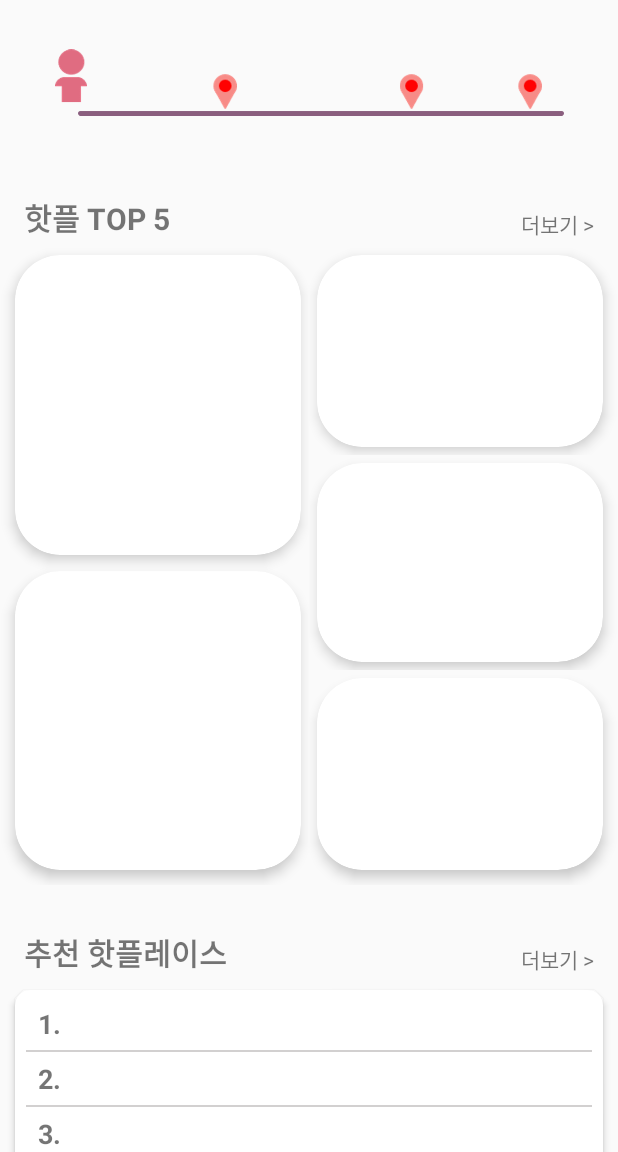
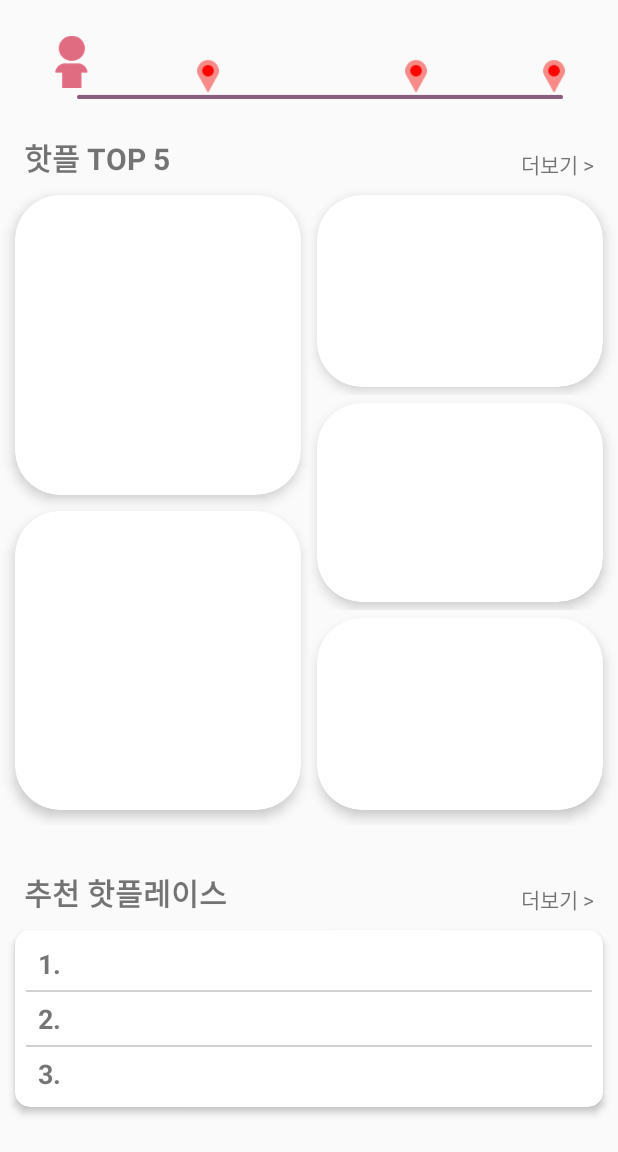
Before and after one commit to Intensive-Education-Team2/HotPlace, an Android app: the screen it shows after launch (MainPageActivity), on a phone screen of 412 x 824 dp, the part 84-1236 px from its top. Run offline under Robolectric (Android 15) with nearby library versions, the phone set to English and light mode, and no system bars; our stand-ins replace Firebase (no records; nobody signed in at launch, a user with empty details on screens opened directly), Picasso; pictures from the network do not load; Roboto replaces fonts that are not available here; 21 statements that could not run were skipped.

Commit message:
Pixel 3a API 29 버전 UI 수정

```diff
--- a/app/build.gradle
+++ b/app/build.gradle
@@ -2,13 +2,13 @@ apply plugin: 'com.android.application'
 apply plugin: 'com.google.gms.google-services'
 
 android {
-    compileSdkVersion 28
+    compileSdkVersion 29
     buildToolsVersion "28.0.3"
 
     defaultConfig {
         applicationId "com.posturn.hotplace"
         minSdkVersion 21
-        targetSdkVersion 28
+        targetSdkVersion 29
         versionCode 1
         versionName "1.0"
 
--- a/app/src/main/AndroidManifest.xml
+++ b/app/src/main/AndroidManifest.xml
@@ -11,7 +11,13 @@
 
     <meta-data
         android:name="com.xxx.MyGlideModule"
-        android:value="GlideModule"/>
+        android:value="GlideModule"
+        />
+
+    <meta-data
+        android:name="com.kakao.sdk.AppKey"
+        android:value="81323a9e0950c70b7ecd6f0e801af810"
+        />
 
     <application
         android:allowBackup="true"
--- a/app/src/main/java/com/posturn/hotplace/MainPageActivity.java
+++ b/app/src/main/java/com/posturn/hotplace/MainPageActivity.java
@@ -127,8 +127,11 @@ public class MainPageActivity extends AppCompatActivity {
         toolbarTitle.setText("Hotpler");
 
         gpsTracker = new GpsTracker(MainPageActivity.this);
-        latitude = gpsTracker.getLatitude();
-        longitude = gpsTracker.getLongitude();
+        //latitude = gpsTracker.getLatitude();
+        //longitude = gpsTracker.getLongitude();
+
+        latitude=37.4985;
+        longitude=127.0299;
 
         //TODO = Here1
         //loginChecked(userName, userImg);
--- a/app/src/main/java/com/posturn/hotplace/MapPageActivity.java
+++ b/app/src/main/java/com/posturn/hotplace/MapPageActivity.java
@@ -218,8 +218,8 @@ public class MapPageActivity extends AppCompatActivity implements OnMapReadyCall
         for(ObjectPlace place : placelist) {
             infoWindow = new InfoWindow();
             Marker marker = new Marker();
-            marker.setWidth(150);
-            marker.setHeight(200);
+            marker.setWidth(80);
+            marker.setHeight(110);
             marker.setIcon(OverlayImage.fromResource(R.drawable.marker));
             marker.setPosition(new LatLng(place.lat, place.lon));
             marker.setMap(naverMap);
--- a/app/src/main/res/layout/activity_mainpage.xml
+++ b/app/src/main/res/layout/activity_mainpage.xml
@@ -44,98 +44,127 @@
                     android:layout_height="wrap_content"
                     android:orientation="vertical">
 
-                    <androidx.constraintlayout.widget.ConstraintLayout
+                    <LinearLayout
                         android:layout_width="match_parent"
                         android:layout_height="match_parent"
-                        android:layout_marginTop="10dp"
-                        android:layout_marginBottom="30dp">
+                        android:orientation="vertical">
+
+                        <FrameLayout
+                            android:layout_width="match_parent"
+                            android:layout_height="match_parent">
 
                             <ImageView
-                            android:id="@+id/imageView2"
+                                android:id="@+id/distance"
                                 android:layout_width="339dp"
                                 android:layout_height="90dp"
-                            android:layout_marginStart="35dp"
-                            android:layout_marginEnd="35dp"
-                            app:layout_constraintBottom_toBottomOf="parent"
-                            app:layout_constraintEnd_toEndOf="parent"
-                            app:layout_constraintStart_toStartOf="parent"
-                            app:layout_constraintTop_toTopOf="parent"
-                            app:srcCompat="@drawable/distances" />
+                                android:layout_gravity="center"
+                                app:srcCompat="@drawable/distances2" />
+
+                            <LinearLayout
+                                android:layout_width="match_parent"
+                                android:layout_height="match_parent"
+                                android:orientation="horizontal">
+
+                                <LinearLayout
+                                    android:id="@+id/lotation1"
+                                    android:layout_width="wrap_content"
+                                    android:layout_height="match_parent"
+                                    android:layout_marginTop="15dp"
+                                    android:layout_marginLeft="50dp"
+                                    android:layout_weight="15"
+                                    android:orientation="vertical">
 
                                     <TextView
                                         android:id="@+id/textViewHereName1"
-                            android:layout_width="0dp"
+                                        android:layout_width="70dp"
                                         android:layout_height="wrap_content"
-                            android:layout_marginStart="118dp"
-                            android:layout_marginEnd="58dp"
-                            android:text=""
+                                        android:layout_marginBottom="5dp"
                                         android:textAlignment="center"
-                            app:layout_constraintBottom_toBottomOf="@+id/textViewHereName2"
-                            app:layout_constraintEnd_toStartOf="@+id/textViewHereName2"
-                            app:layout_constraintStart_toStartOf="parent"
-                            app:layout_constraintTop_toTopOf="@+id/textViewHereName2" />
+                                        android:layout_gravity="center"/>
+
+                                    <ImageView
+                                        android:id="@+id/imageViewHere1"
+                                        android:layout_width="20dp"
+                                        android:layout_height="22dp"
+                                        android:layout_gravity="center"
+                                        app:srcCompat="@drawable/here" />
 
                                     <TextView
                                         android:id="@+id/textViewHereDistance1"
-                            android:layout_width="0dp"
+                                        android:layout_width="70dp"
                                         android:layout_height="wrap_content"
-                            android:layout_marginStart="118dp"
-                            android:layout_marginEnd="58dp"
-                            android:layout_marginBottom="1dp"
-                            android:text=""
+                                        android:layout_marginTop="5dp"
                                         android:textAlignment="center"
-                            app:layout_constraintBottom_toBottomOf="@+id/imageView2"
-                            app:layout_constraintEnd_toStartOf="@+id/textViewHereDistance2"
-                            app:layout_constraintStart_toStartOf="parent" />
+                                        android:layout_gravity="center"/>
+                                </LinearLayout>
+
+                                <LinearLayout
+                                    android:id="@+id/lotation2"
+                                    android:layout_width="wrap_content"
+                                    android:layout_height="match_parent"
+                                    android:layout_marginTop="15dp"
+                                    android:layout_weight="4"
+                                    android:orientation="vertical">
 
                                     <TextView
                                         android:id="@+id/textViewHereName2"
-                            android:layout_width="0dp"
+                                        android:layout_width="70dp"
                                         android:layout_height="wrap_content"
-                            android:layout_marginEnd="14dp"
-                            android:text=""
+                                        android:layout_marginBottom="5dp"
                                         android:textAlignment="center"
-                            app:layout_constraintBottom_toBottomOf="@+id/textViewHereName3"
-                            app:layout_constraintEnd_toStartOf="@+id/textViewHereName3"
-                            app:layout_constraintStart_toEndOf="@+id/textViewHereName1"
-                            app:layout_constraintTop_toTopOf="@+id/textViewHereName3" />
+                                        android:layout_gravity="center"/>
+
+                                    <ImageView
+                                        android:id="@+id/imageViewHere2"
+                                        android:layout_width="20dp"
+                                        android:layout_height="22dp"
+                                        android:layout_gravity="center"
+                                        app:srcCompat="@drawable/here" />
 
                                     <TextView
                                         android:id="@+id/textViewHereDistance2"
-                            android:layout_width="0dp"
+                                        android:layout_width="70dp"
                                         android:layout_height="wrap_content"
-                            android:layout_marginEnd="14dp"
-                            android:layout_marginBottom="1dp"
-                            android:text=""
+                                        android:layout_marginTop="5dp"
                                         android:textAlignment="center"
-                            app:layout_constraintBottom_toBottomOf="@+id/imageView2"
-                            app:layout_constraintEnd_toStartOf="@+id/textViewHereDistance3"
-                            app:layout_constraintStart_toEndOf="@+id/textViewHereDistance1" />
+                                        android:layout_gravity="center"/>
+                                </LinearLayout>
+
+                                <LinearLayout
+                                    android:id="@+id/lotation3"
+                                    android:layout_width="wrap_content"
+                                    android:layout_height="match_parent"
+                                    android:layout_marginTop="15dp"
+                                    android:layout_weight="2"
+                                    android:orientation="vertical">
 
                                     <TextView
                                         android:id="@+id/textViewHereName3"
-                            android:layout_width="0dp"
+                                        android:layout_width="70dp"
                                         android:layout_height="wrap_content"
-                            android:layout_marginTop="16dp"
-                            android:layout_marginEnd="26dp"
-                            android:text=""
+                                        android:layout_marginBottom="5dp"
                                         android:textAlignment="center"
-                            app:layout_constraintEnd_toEndOf="parent"
-                            app:layout_constraintStart_toEndOf="@+id/textViewHereName2"
-                            app:layout_constraintTop_toTopOf="parent" />
+                                        android:layout_gravity="center"/>
+
+                                    <ImageView
+                                        android:id="@+id/imageViewHere3"
+                                        android:layout_width="20dp"
+                                        android:layout_height="22dp"
+                                        android:layout_gravity="center"
+                                        app:srcCompat="@drawable/here" />
 
                                     <TextView
                                         android:id="@+id/textViewHereDistance3"
-                            android:layout_width="0dp"
+                                        android:layout_width="70dp"
                                         android:layout_height="wrap_content"
-                            android:layout_marginEnd="26dp"
-                            android:text=""
+                                        android:layout_marginTop="5dp"
                                         android:textAlignment="center"
-                            app:layout_constraintBottom_toBottomOf="@+id/imageView2"
-                            app:layout_constraintEnd_toEndOf="parent"
-                            app:layout_constraintStart_toEndOf="@+id/textViewHereDistance2" />
-                    </androidx.constraintlayout.widget.ConstraintLayout>
+                                        android:layout_gravity="center"/>
+                                </LinearLayout>
+                            </LinearLayout>
 
+                        </FrameLayout>
+                    </LinearLayout>
 
 
                     <androidx.constraintlayout.widget.ConstraintLayout
```
Also changed, not shown: app/src/main/res/drawable/distances2.png (added), 7 other files. Lines whose indentation alone changed are shown as unchanged.
